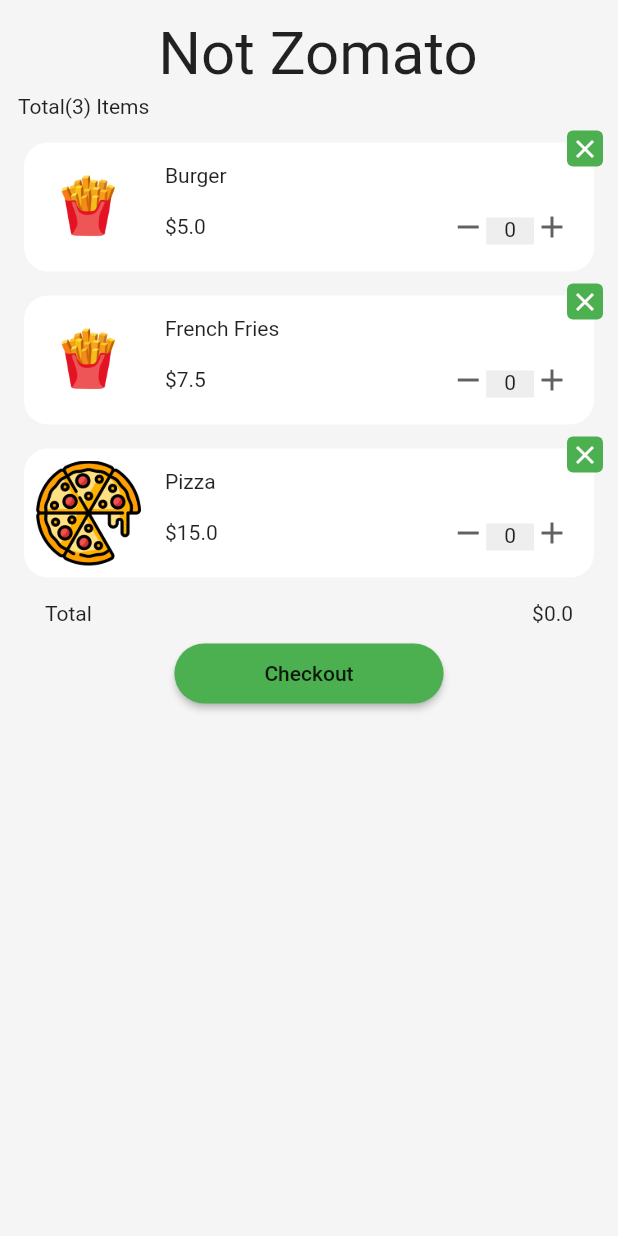
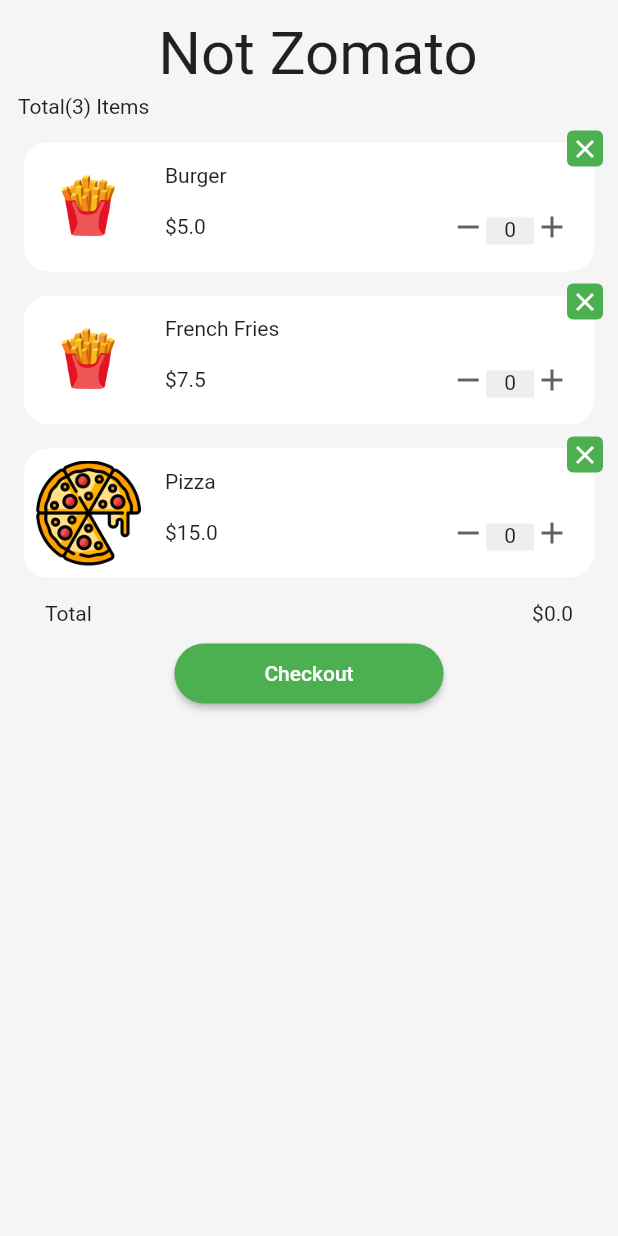
Before and after one commit to ravipatel0508/Billing-App-Flutter, a Flutter app: the HomePage screen opened directly, on a phone screen of 412 x 824 dp. Run offline on Flutter 3.47's test engine with Material 2 defaults, Android fonts, the phone set to English and light mode, and no system bars; our stand-ins replace flutter_svg, google_fonts; Roboto replaces fonts that are missing (Sansita).

Commit message:
add pdfGenerator

```diff
--- a/lib/provider/item.dart
+++ b/lib/provider/item.dart
@@ -12,6 +12,7 @@
   int get currentIndex => _currentIndex;
   List<int> get itemCount => _itemCount;
   double get totalCost => _totalCost;
+  List<double> get cost => _cost;
   List<String> get itemName => _itemName;
   List<double> get itemPrice => _itemPrice;
 
--- a/lib/screens/Edit_Info.dart
+++ b/lib/screens/Edit_Info.dart
@@ -5,9 +5,10 @@
 
   @override
   Widget build(BuildContext context) {
-    return Container(
+    return Center(
       child: FlutterLogo(
         style: FlutterLogoStyle.markOnly,
+        size: 50,
       ),
     );
   }
--- a/lib/screens/home_page.dart
+++ b/lib/screens/home_page.dart
@@ -2,6 +2,8 @@
 import 'package:flutter/material.dart';
 import 'package:google_fonts/google_fonts.dart';
 import 'package:provider/provider.dart';
+
+import 'homePage/pdfGenerator.dart';
 
 class HomePage extends StatefulWidget {
   @override
@@ -21,7 +23,7 @@
     return Scaffold(
       resizeToAvoidBottomInset: false,
       backgroundColor: Colors.grey.shade100,
-      body: Consumer(
+      body: Consumer<ItemCount>(
         builder: (context, value, child) {
           return Builder(
             builder: (context) {
@@ -30,7 +32,7 @@
                   createHeader(),
                   createSubTitle(),
                   createCartList(context),
-                  footer(context),
+                  footer(context, value),
                 ],
               );
             },
@@ -40,7 +42,7 @@
     );
   }
 
-  footer(BuildContext context) {
+  footer(BuildContext context, ItemCount value) {
     return Container(
       margin: EdgeInsets.only(top: 16),
       child: Column(
@@ -59,20 +61,25 @@
               Container(
                 margin: EdgeInsets.only(right: 30),
                 child: Text(
-                  '\$${context.watch<ItemCount>().totalCost}',
+                  '\$${value.totalCost}',
                 ),
               ),
             ],
           ),
           SizedBox(height: 8),
           RaisedButton(
-            onPressed: () {},
+            onPressed: () async{
+              await generatePDF(value.itemName, value.itemPrice, value.itemCount, value.cost);
+            },
             color: Colors.green,
             padding: EdgeInsets.only(top: 12, left: 60, right: 60, bottom: 12),
             shape: RoundedRectangleBorder(
                 borderRadius: BorderRadius.all(Radius.circular(24))),
             child: Text(
               "Checkout",
+              style: TextStyle(
+                color: Colors.white
+              ),
             ),
           ),
           SizedBox(height: 8),
--- a/pubspec.yaml
+++ b/pubspec.yaml
@@ -23,9 +23,14 @@
 dependencies:
   flutter:
     sdk: flutter
+
   provider: 6.0.0
   google_fonts: 2.1.0
   flutter_svg: ^0.22.0
+
+  syncfusion_flutter_pdf: ^19.2.60-beta
+  open_file: ^3.2.1
+  path_provider: ^2.0.3
 
 
   # The following adds the Cupertino Icons font to your application.
```
Also changed, not shown: lib/screens/user_profile.dart (+35 -22 lines), pubspec.lock, 1 other file.
